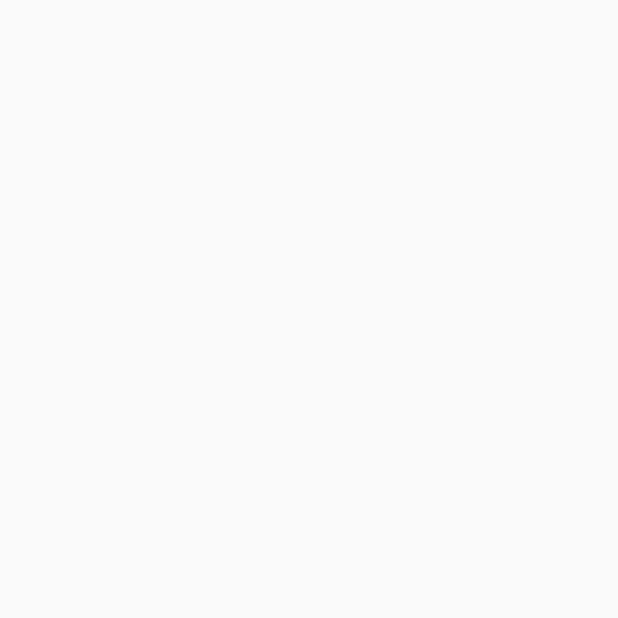
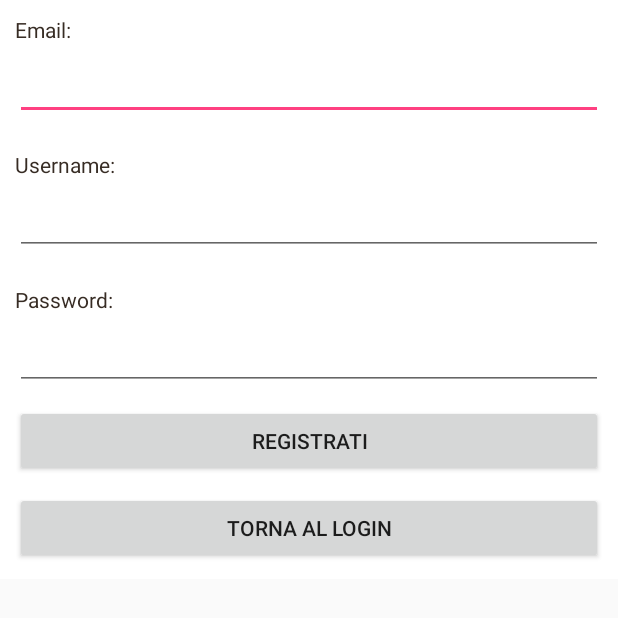
Before and after one commit to Panarelli/RentMyCar, an Android app: the RegistratiActivity screen opened directly, with no data from a screen before it, on a phone screen of 412 x 824 dp, the top half of it. Before the commit the part shown is empty. Run offline under Robolectric (Android 15) with nearby library versions, the phone set to English and light mode, and no system bars.

Commit message:
Aggiunta RegistratiActivity

```diff
--- a/app/src/main/java/android/vm/rentmycar/RegistratiActivity.java
+++ b/app/src/main/java/android/vm/rentmycar/RegistratiActivity.java
@@ -7,16 +7,15 @@ import android.os.Bundle;
 import android.widget.TextView;
 
 public class RegistratiActivity extends Activity {
-    TextView nameTv;
+
     Intent intent;
-    String username;
+
     @Override
     protected void onCreate(Bundle savedInstanceState) {
         super.onCreate(savedInstanceState);
         setContentView(R.layout.activity_registrati);
-        nameTv=(TextView)findViewById(R.id.name_tv);
+
         intent = getIntent();
-        username = intent.getStringExtra("username");
-        nameTv.setText(username);
+
     }
 }
--- a/app/src/main/res/layout/activity_main.xml
+++ b/app/src/main/res/layout/activity_main.xml
@@ -1,5 +1,6 @@
 <?xml version="1.0" encoding="utf-8"?>
-<LinearLayout xmlns:android="http://schemas.android.com/apk/res/android"
+<LinearLayout
+    xmlns:android="http://schemas.android.com/apk/res/android"
     android:orientation="vertical" android:layout_width="match_parent"
     android:layout_height="match_parent"
     android:weightSum="1">
--- a/app/src/main/res/layout/activity_registrati.xml
+++ b/app/src/main/res/layout/activity_registrati.xml
@@ -1,21 +1,74 @@
 <?xml version="1.0" encoding="utf-8"?>
-<RelativeLayout xmlns:android="http://schemas.android.com/apk/res/android"
-    xmlns:tools="http://schemas.android.com/tools"
-    android:id="@+id/activity_registrati"
-    android:layout_width="match_parent"
-    android:layout_height="match_parent"
-    android:paddingBottom="@dimen/activity_vertical_margin"
-    android:paddingLeft="@dimen/activity_horizontal_margin"
-    android:paddingRight="@dimen/activity_horizontal_margin"
-    android:paddingTop="@dimen/activity_vertical_margin"
-    tools:context="android.vm.rentmycar.RegistratiActivity">
+<RelativeLayout
+    xmlns:android="http://schemas.android.com/apk/res/android"
+    android:layout_height="wrap_content"
+    android:layout_width="fill_parent"
+    android:background="#fff"
+    >
 
-    <TextView
-        android:layout_width="wrap_content"
+    <!-- Registration Form -->
+    <LinearLayout
+        xmlns:android="http://schemas.android.com/apk/res/android"
+        android:orientation="vertical"
+        android:layout_width="match_parent"
         android:layout_height="wrap_content"
-        android:layout_centerInParent="true"
-        android:text="@string/name"
+        android:padding="10dip"
+        >
 
-        android:id="@+id/name_tv"
-        />
+        <!-- Email Label -->
+        <TextView
+            android:layout_width="fill_parent"
+            android:layout_height="wrap_content"
+            android:textColor="#372c24"
+            android:text="@string/emailReg"/>
+        <EditText
+            android:id="@+id/reg_email"
+            android:layout_width="fill_parent"
+            android:layout_height="wrap_content"
+            android:layout_marginTop="5dip"
+            android:layout_marginBottom="20dip"/>
+
+        <!--  Username Label -->
+        <TextView android:layout_width="fill_parent"
+            android:layout_height="wrap_content"
+            android:textColor="#372c24"
+            android:text="@string/username_reg"/>
+
+        <EditText android:id="@+id/reg_username"
+            android:layout_width="fill_parent"
+            android:layout_height="wrap_content"
+            android:layout_marginTop="5dip"
+            android:layout_marginBottom="20dip"/>
+
+        <!-- Password Label -->
+        <TextView android:layout_width="fill_parent"
+            android:layout_height="wrap_content"
+            android:textColor="#372c24"
+            android:text="@string/password_reg"
+            />
+
+        <EditText android:id="@+id/reg_password"
+            android:layout_width="fill_parent"
+            android:layout_height="wrap_content"
+            android:password="true"
+            android:singleLine="true"
+            android:layout_marginTop="5dip"
+            />
+
+        <!-- Registrati Button -->
+        <Button android:id="@+id/btnRegister"
+            android:layout_width="fill_parent"
+            android:layout_height="wrap_content"
+            android:layout_marginTop="10dip"
+            android:text="@string/registrati_reg"/>
+
+        <!-- Bottone al Login -->
+        <Button android:id="@+id/btnBackLog"
+            android:layout_width="fill_parent"
+            android:layout_height="wrap_content"
+            android:layout_marginTop="10dip"
+            android:text="@string/backlog_reg"/>
+
+    </LinearLayout>
+    <!-- Registration Form Ends -->
 </RelativeLayout>
--- a/app/src/main/res/values/strings.xml
+++ b/app/src/main/res/values/strings.xml
@@ -4,6 +4,10 @@
     <string name="password">Password</string>
     <string name="change_text">Cambia testo</string>
     <string name="change_text_hint">Inserisci testo</string>
-    <string name="name">Nome</string>
+    <string name="emailReg">Email:</string>
+    <string name="username_reg">Username:</string>
+    <string name="password_reg">Password:</string>
+    <string name="registrati_reg">Registrati</string>
+    <string name="backlog_reg">Torna al Login</string>
 
 </resources>
```
